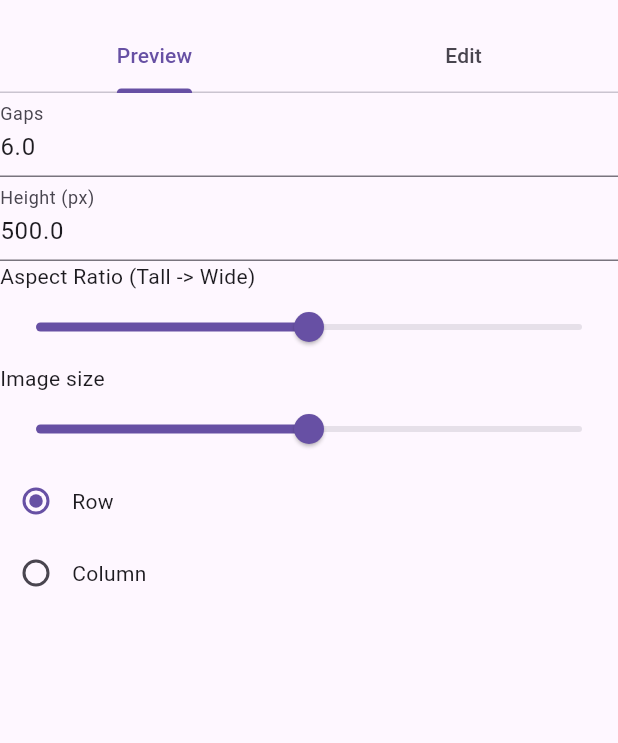
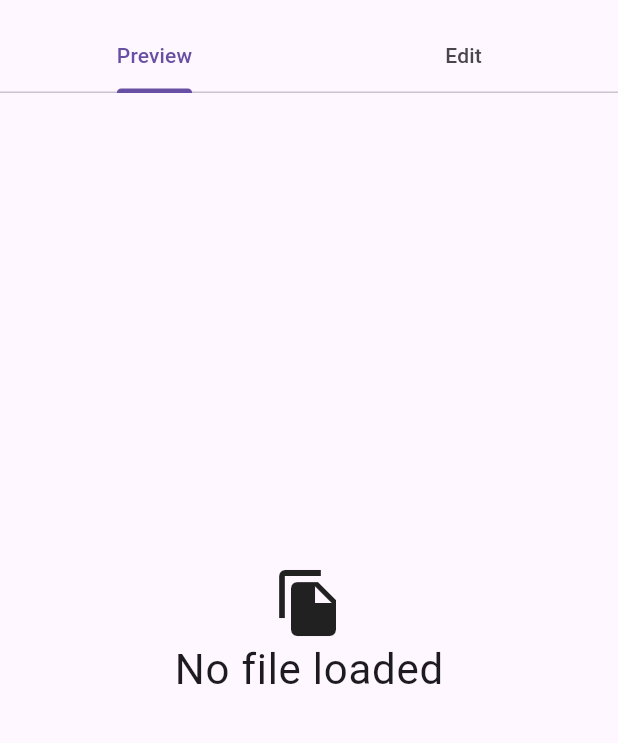
Before and after one commit to alcalino-git/timeliner, a Flutter app: the screen it shows after launch, on a phone screen of 412 x 824 dp, the part 63-806 px from its top. Run offline on Flutter 3.47's test engine with Material 3 defaults, Android fonts, the light colour scheme and no system bars; our stand-ins replace csv, screenshot, signals; missing offline and left inert: dart:ffi, editable, file_selector.

Commit message:
Improved error handling

```diff
--- a/example.csv
+++ b/example.csv
@@ -2,3 +2,4 @@ name,start,end,description,image
 Ada Lovelace,1815-12-10,1852-11-27,English mathematician who wrote notes on Babbage's Analytical Engine and is often credited with the first algorithm intended to be carried out by a machine.,https://upload.wikimedia.org/wikipedia/commons/a/a4/Ada_Lovelace_portrait.jpg
 Alan Turing,1912-06-23,1954-06-07,British mathematician and logician; founding figure in theoretical computer science and artificial intelligence; led cryptanalysis work at Bletchley Park during WWII.,https://images.squarespace-cdn.com/content/v1/656f4639c770ec629203bdbe/8dfbb04b-5d2e-469d-aa79-04dc99a5f6cf/alan-turing-and-turing-machine.jpg
 Grace Hopper,1906-12-09,1992-01-01,"American computer scientist and U.S. Navy rear admiral; pioneer of programming languages and compiler development, and influential in the creation and adoption of COBOL.",https://commons.wikimedia.org/wiki/File:Grace_Hopper.jpg
+Linus Torvalds,1969-12-28,,Linus Benedict Torvalds[a] (born 28 December 1969) is a Finnish and American software engineer who is the creator and lead developer of the Linux kernel. He also created the distributed version control system Git. ,https://upload.wikimedia.org/wikipedia/commons/thumb/e/e6/Linus-Torvalds_IEEE_Ibuka_Award_2018.jpg/500px-Linus-Torvalds_IEEE_Ibuka_Award_2018.jpg
--- a/lib/widgets/timeline_preview.dart
+++ b/lib/widgets/timeline_preview.dart
@@ -32,6 +32,20 @@ class _TimelinePreviewWidgetState extends State<TimelinePreviewWidget> {
 
   @override
   Widget build(BuildContext context) {
+
+    if (state.file == null) {
+      return IntrinsicHeight(
+        child: Transform.scale(
+          scale: 2.0,
+          child: Column(
+            crossAxisAlignment: CrossAxisAlignment.center,
+            mainAxisAlignment: MainAxisAlignment.center,
+            children: [Icon(Icons.file_copy), Text("No file loaded")],
+          ),
+        ),
+      );
+    }
+
     return Column(
       children: [
           //Slider(min: 0.0, max: 200.0, value: state.config.gap, onChanged: (v) {setState(() => state.config.gap = v);}),
```
Also changed, not shown: lib/widgets/timeline_edit.dart (+43 -4 lines).
